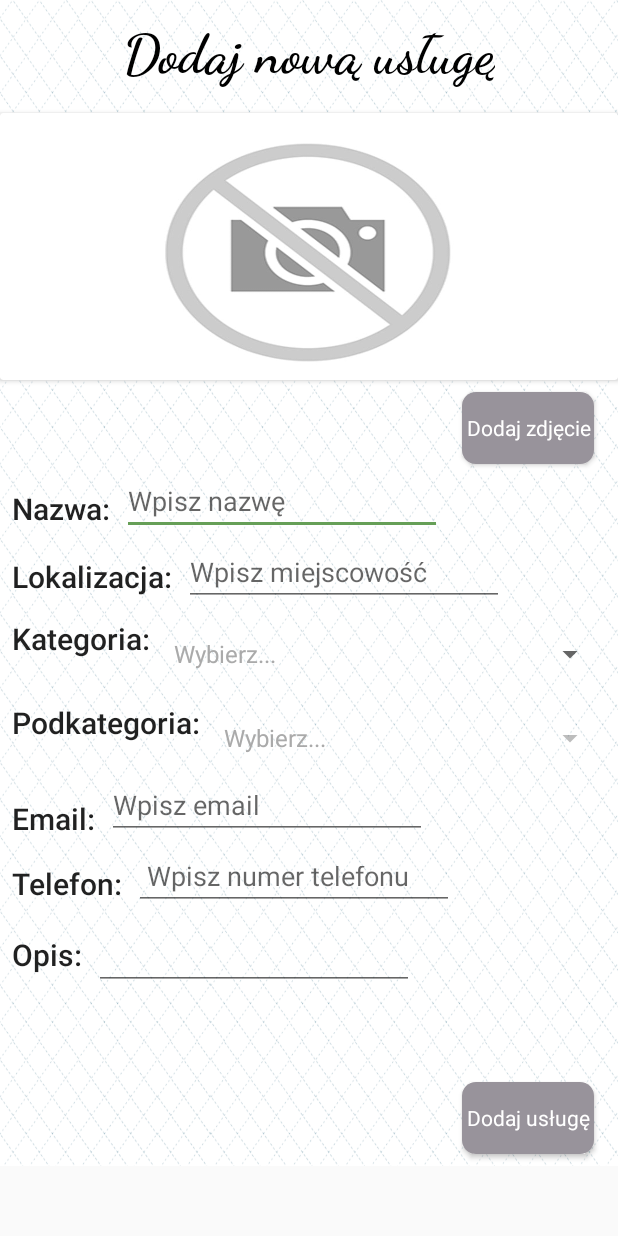
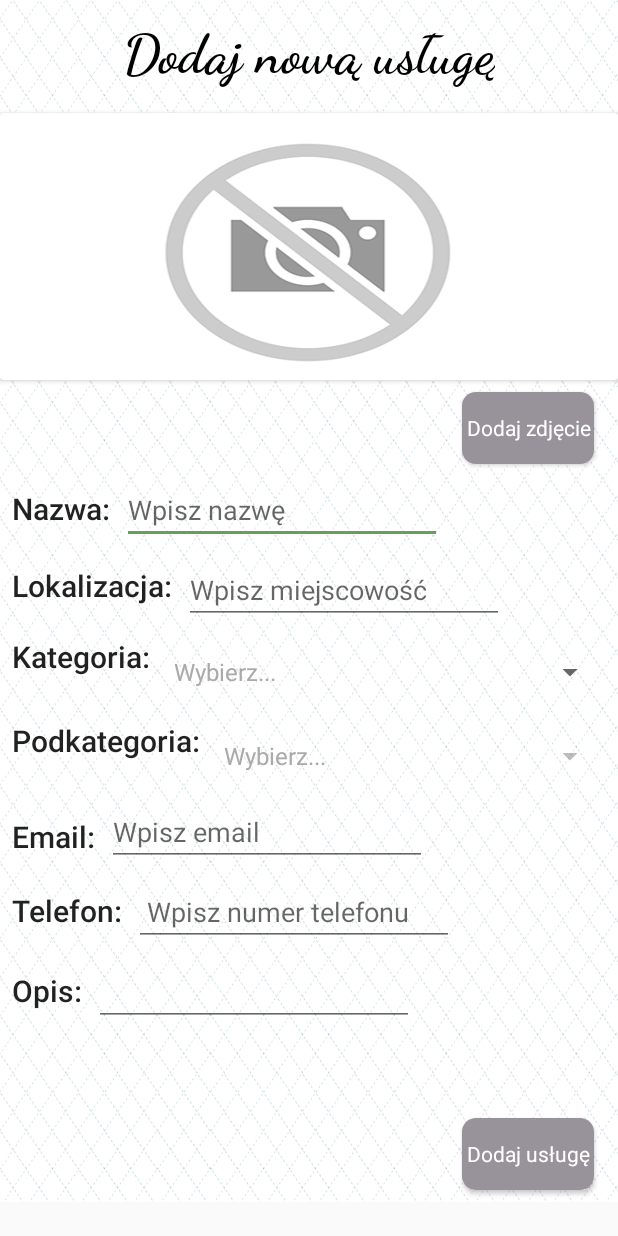
Before and after one commit to Robertow17/ZPI, an Android app: the AddService screen opened directly, with no data from a screen before it, on a phone screen of 412 x 824 dp. Run offline under Robolectric (Android 15) with nearby library versions, the phone set to English and light mode, and no system bars; pictures from the network do not load.

```diff
--- a/app/src/main/java/com/zpi/serviceProvider/activities/EditService.java
+++ b/app/src/main/java/com/zpi/serviceProvider/activities/EditService.java
@@ -354,7 +354,7 @@ public class EditService extends AppCompatActivity {
             mImageUri = data.getData();
             String uriString = mImageUri.toString();
 
-            if(servicePhotos.size()==1){
+            if(servicePhotos.size()==1 || servicePhotos.size()==2){
                 if(servicePhotos.get(0)==nophotos){
 
                     servicePhotos.remove(0);
--- a/app/src/main/res/layout/service_provider_add_service_activity.xml
+++ b/app/src/main/res/layout/service_provider_add_service_activity.xml
@@ -59,7 +59,7 @@
     <EditText
         android:id="@+id/editText"
         android:layout_width="wrap_content"
-        android:layout_height="39dp"
+        android:layout_height="wrap_content"
         android:layout_marginStart="8dp"
         android:layout_marginTop="8dp"
         android:ems="10"
@@ -82,7 +82,7 @@
     <EditText
         android:id="@+id/editText2"
         android:layout_width="wrap_content"
-        android:layout_height="39dp"
+        android:layout_height="wrap_content"
         android:layout_marginStart="8dp"
         android:layout_marginTop="8dp"
         android:ems="10"
@@ -175,7 +175,7 @@
     <EditText
         android:id="@+id/editText3"
         android:layout_width="wrap_content"
-        android:layout_height="39dp"
+        android:layout_height="wrap_content"
         android:layout_marginStart="8dp"
         android:layout_marginTop="4dp"
         android:ems="10"
@@ -187,7 +187,7 @@
     <EditText
         android:id="@+id/editText4"
         android:layout_width="wrap_content"
-        android:layout_height="39dp"
+        android:layout_height="wrap_content"
         android:layout_marginStart="8dp"
         android:layout_marginTop="8dp"
         android:ems="10"
```
Also changed, not shown: app/src/main/java/com/zpi/serviceProvider/activities/AddService.java (+5 -2 lines).
